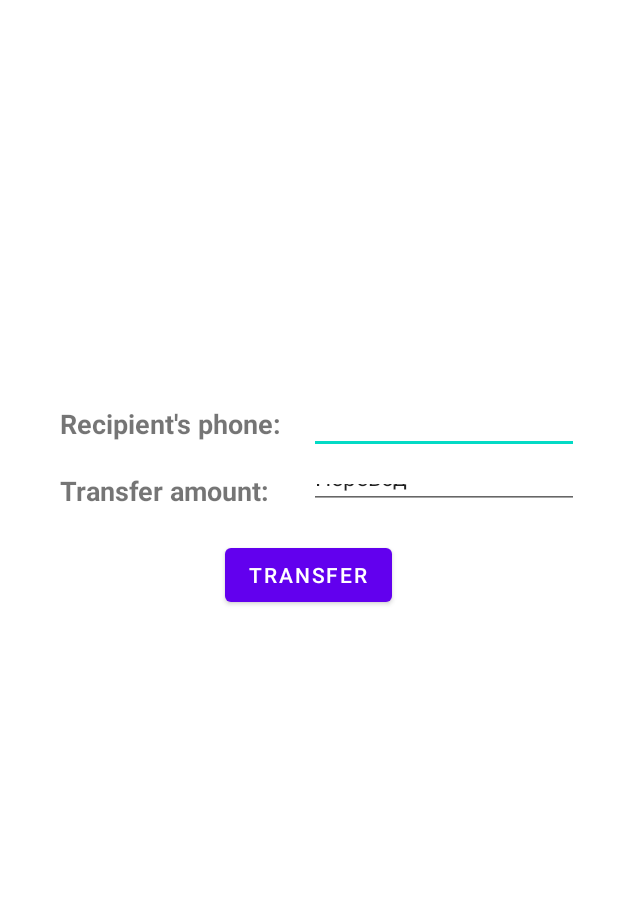
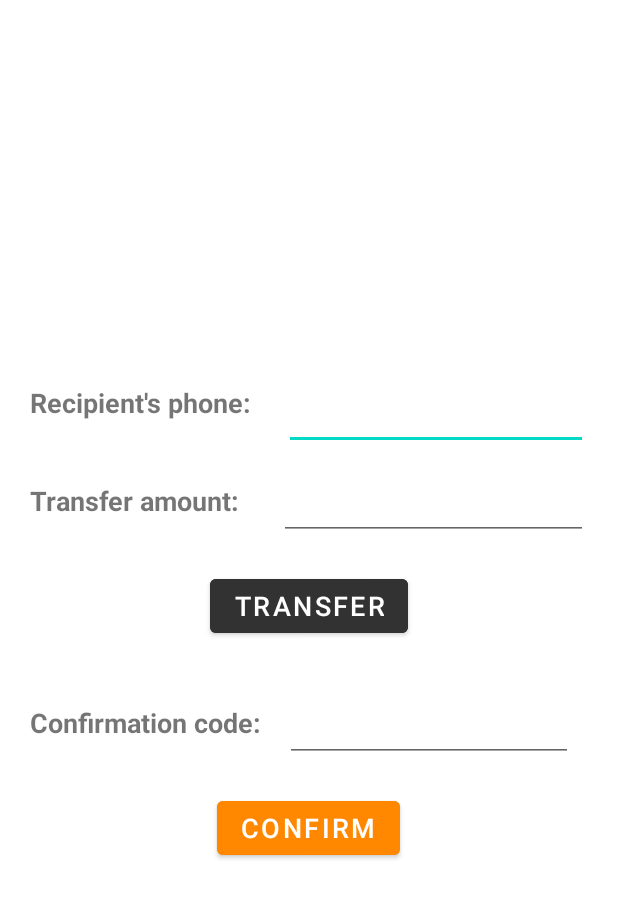
Before and after one commit to LazarevVI/PhotoPay, an Android app: the SendMessage screen opened directly, with no data from a screen before it, after a tap on "TRANSFER", on a phone screen of 412 x 824 dp. Shown: the top 898 px of the screen. Run offline under Robolectric (Android 15) with nearby library versions, the phone set to English and light mode, and no system bars; 4 statements that could not run were skipped.

Commit message:
PhotoPay v1.0

```diff
--- a/app/build.gradle
+++ b/app/build.gradle
@@ -37,6 +37,10 @@ dependencies {
     // Add the dependencies for the ML Kit Android libraries
     implementation 'com.google.android.gms:play-services-mlkit-text-recognition:18.0.2'
 
+    // Recieve and read messages
+    implementation 'com.google.android.gms:play-services-auth:19.0.0'
+    implementation 'com.google.android.gms:play-services-auth-api-phone:17.5.0'
+
     implementation 'androidx.core:core-ktx:1.9.0'
     implementation 'androidx.appcompat:appcompat:1.5.1'
     implementation 'com.google.android.material:material:1.7.0'
--- a/app/src/main/AndroidManifest.xml
+++ b/app/src/main/AndroidManifest.xml
@@ -6,6 +6,8 @@
     <uses-permission android:name="android.permission.WRITE_EXTERNAL_STORAGE" />
     <uses-permission android:name="android.permission.CAMERA" />
     <uses-permission android:name="android.permission.SEND_SMS" />
+    <uses-permission android:name="android.permission.READ_SMS" />
+    <uses-permission android:name="android.permission.RECEIVE_SMS" />
 
     <application
         android:allowBackup="true"
@@ -17,12 +19,15 @@
         android:supportsRtl="true"
         android:theme="@style/Theme.PhotoPay"
         tools:targetApi="33">
+
+
         <activity
             android:name=".SendMessage"
             android:exported="false">
             <meta-data
                 android:name="android.app.lib_name"
                 android:value="" />
+
         </activity>
         <activity
             android:name=".MainActivity"
--- a/app/src/main/java/com/example/photopay/MainActivity.kt
+++ b/app/src/main/java/com/example/photopay/MainActivity.kt
@@ -111,7 +111,7 @@ class MainActivity : AppCompatActivity() {
         }
     }
 
-    private fun showInputImageDialog() {
+    private fun     showInputImageDialog() {
         val popupMenu = PopupMenu(this, inputImageBtn)
 
         popupMenu.menu.add(Menu.NONE, 1, 1, "Camera")
--- a/app/src/main/java/com/example/photopay/SendMessage.kt
+++ b/app/src/main/java/com/example/photopay/SendMessage.kt
@@ -1,50 +1,97 @@
 package com.example.photopay
 
+import android.R.attr
+import android.app.ProgressDialog
+import android.content.Intent
+import android.content.IntentFilter
 import android.content.pm.PackageManager
-import android.os.Build
-import androidx.appcompat.app.AppCompatActivity
 import android.os.Bundle
 import android.telephony.SmsManager
 import android.util.Log
 import android.widget.Button
 import android.widget.EditText
-import android.widget.ImageView
+import android.widget.TextView
 import android.widget.Toast
+import androidx.appcompat.app.AppCompatActivity
 import androidx.core.app.ActivityCompat
 import androidx.core.content.ContextCompat
-import com.google.android.material.button.MaterialButton
+import com.google.android.gms.auth.api.credentials.Credential
+import com.google.android.gms.auth.api.phone.SmsRetriever
+import java.util.regex.Pattern
+
 
 class SendMessage : AppCompatActivity() {
+    private val REQ_USER_CONSENT = 200
+    var smsBroadcastReceiver:SmsBroadcastReceiver? = null
+    var etOtp:EditText? = null
 
     private lateinit var etPhone: EditText
     private lateinit var etAmount: EditText
     private lateinit var transferBtn: Button
+    private lateinit var confirmBtn: Button
 
-    private lateinit var smsPermissions: Array<String>
+    private lateinit var smsSendPermissions: Array<String>
+    private lateinit var progressDialog: ProgressDialog
 
     private companion object{
-        private const val SMS_REQUEST_CODE = 100
+        private const val SMS_REQUEST_CODE = 111
     }
 
     override fun onCreate(savedInstanceState: Bundle?) {
+
+        var sMessage:String = ""
+
         super.onCreate(savedInstanceState)
         setContentView(R.layout.activity_send_message)
 
-        var phoneNum:String? = intent.getStringExtra("PhoneNum")
+        etOtp = findViewById(R.id.etOtp)
 
-        smsPermissions = arrayOf(android.Manifest.permission.SEND_SMS)
+        startSmartUserConsent()
+
+        var phoneNum:String? = intent.getStringExtra("PhoneNum")!!.trim()
+
+        if (phoneNum != null) {
+            if (phoneNum.length == 11){
+                phoneNum = phoneNum.substring(1)
+            }
+
+                smsSendPermissions = arrayOf(android.Manifest.permission.SEND_SMS, android.Manifest.permission.READ_SMS, android.Manifest.permission.RECEIVE_SMS)
+        }
 
         etPhone = findViewById(R.id.recipientPhone)
         etPhone.setText(phoneNum)
 
         etAmount = findViewById(R.id.transferAmount)
         transferBtn = findViewById(R.id.transferBtn)
+        confirmBtn = findViewById(R.id.confirmBtn)
+
+        progressDialog = ProgressDialog(this)
+        progressDialog.setTitle("Please wait")
+        progressDialog.setCanceledOnTouchOutside(false)
+
+        confirmBtn.setOnClickListener{
+            sMessage = etOtp!!.text.toString()
+                  sendMessage(sMessage)
+        }
 
         transferBtn.setOnClickListener{
             Log.d("usersms", "Button clicked")
+
             if (checkSMSPermissions()){
                 Log.d("usersms", "Checked permissions")
-                sendMessage()
+                val sPhone = etPhone.text.toString().trim()
+                val sAmount = etAmount.text.toString().trim()
+                Log.d("samount", sAmount.isEmpty().toString())
+                if (sPhone.isNotEmpty() && sAmount.isNotEmpty()){
+                    sMessage = "Перевод " + sPhone + " " + sAmount
+                    sendMessage(sMessage)
+                }
+                else {
+                    Toast.makeText(applicationContext, "Please enter all data...", Toast.LENGTH_LONG)
+                        .show()
+                }
+
+
             }
             else{
                 requestSMSPermissions()
@@ -52,40 +99,87 @@ class SendMessage : AppCompatActivity() {
         }
     }
 
-    private fun sendMessage() {
+    private fun startSmartUserConsent() {
+        val client = SmsRetriever.getClient(this)
+        client.startSmsUserConsent(null)
+    }
 
-        val sPhone = etPhone.text.toString().trim()
-        val sAmount = etAmount.text.toString().trim()
-        val sMessage = "Перевод " + sPhone + " " + sAmount
-        etAmount.setText(sMessage)
+    override fun onActivityResult(requestCode: Int, resultCode: Int, data: Intent?) {
+        super.onActivityResult(requestCode, resultCode, data)
+        if (requestCode == REQ_USER_CONSENT){
+            if (resultCode == RESULT_OK && data != null){
+                val phoneNum = data.data.toString()
+                Log.d("EXTRA_STATUS", phoneNum)
+                val message = data.getStringExtra(SmsRetriever.EXTRA_SMS_MESSAGE)
+                getOtpFromMessage(message)
+            }
+        }
+    }
+
+    private fun getOtpFromMessage(message: String?) {
+        val otpPattern = Pattern.compile("(|^)\\d{5}")
+        val matcher = otpPattern.matcher(message)
+        if (matcher.find()){
+            etOtp!!.setText(matcher.group(0))
+        }
+    }
+
+    private fun registerBroadcastReceiver(){
+        smsBroadcastReceiver = SmsBroadcastReceiver()
+        smsBroadcastReceiver!!.smsBroadcastReceiverListener = object: SmsBroadcastReceiver.SmsBroadcastRecieverListener{
+            override fun onSuccess(intent: Intent?){
+               startActivityForResult(intent,REQ_USER_CONSENT)
+            }
+
+            override fun onFailure() {
+                //  showToast("BroadCastReciever Failure")
+            }
+        }
+
+        val intentFilter = IntentFilter(SmsRetriever.SMS_RETRIEVED_ACTION)
+        registerReceiver(smsBroadcastReceiver, intentFilter)
+
+    }
+
+    override fun onStart(){
+        super.onStart()
+        registerBroadcastReceiver()
+    }
+
+    override fun onStop(){
+        super.onStop()
+        unregisterReceiver(smsBroadcastReceiver)
+    }
+
+    private fun sendMessage(sMessage:String) {
         try {
             val smsManager:SmsManager
-            if (Build.VERSION.SDK_INT>=23) {
-                smsManager = this.getSystemService(SmsManager::class.java)
-            }
-            else{
-                smsManager = SmsManager.getDefault()
-            }
 
+            smsManager = SmsManager.getDefault()
             smsManager.sendTextMessage("900", null, sMessage, null, null)
 
             Toast.makeText(applicationContext, "Message sent", Toast.LENGTH_LONG).show()
 
+
         } catch (e: Exception) {
 
-            Toast.makeText(applicationContext, "Please enter all the data.."+e.message.toString(), Toast.LENGTH_LONG)
+            Toast.makeText(applicationContext, "Exception: "
+                    + e.message.toString(), Toast.LENGTH_LONG)
                 .show()
         }
-
     }
 
     private fun checkSMSPermissions():Boolean{
-        val smsResult = ContextCompat.checkSelfPermission(this, android.Manifest.permission.SEND_SMS) == PackageManager.PERMISSION_GRANTED
-        return smsResult
+        val smsSendResult = ContextCompat.checkSelfPermission(this, android.Manifest.permission.SEND_SMS) == PackageManager.PERMISSION_GRANTED
+        val smsReadResult = ContextCompat.checkSelfPermission(this, android.Manifest.permission.READ_SMS) == PackageManager.PERMISSION_GRANTED
+        val smsRecieveResult = ContextCompat.checkSelfPermission(this, android.Manifest.permission.RECEIVE_SMS) == PackageManager.PERMISSION_GRANTED
+
+        return smsSendResult && smsReadResult && smsRecieveResult
     }
 
-    private fun requestSMSPermissions(){
-        ActivityCompat.requestPermissions(this, smsPermissions,
+    private fun requestSMSPermissions() {
+        ActivityCompat.requestPermissions(
+            this, smsSendPermissions,
             SendMessage.SMS_REQUEST_CODE
         )
     }
@@ -98,16 +192,29 @@ class SendMessage : AppCompatActivity() {
         super.onRequestPermissionsResult(requestCode, permissions, grantResults)
         when (requestCode){
             SendMessage.SMS_REQUEST_CODE -> {
-                Log.d("usersms", "Checking permissions")
+                Log.d("usersms", "Checking permissions 2")
                 if (grantResults.isNotEmpty()){
 
-                    val smsAccepted = grantResults[0] == PackageManager.PERMISSION_GRANTED
+                    val smsSendAccepted = grantResults[0] == PackageManager.PERMISSION_GRANTED
+                    val smsReadAccepted = grantResults[1] == PackageManager.PERMISSION_GRANTED
+                    val smsRecieveAccepted = grantResults[2] == PackageManager.PERMISSION_GRANTED
 
-                    if (smsAccepted) {
-                        sendMessage()
+                    if (smsSendAccepted && smsReadAccepted && smsRecieveAccepted) {
+                        var sMessage:String = ""
+                        val sPhone = etPhone.text.toString().trim()
+                        val sAmount = etAmount.text.toString().trim()
+                        if (sPhone.isNotEmpty() and sAmount.isNotEmpty()){
+                            sMessage = "Перевод " + sPhone + " " + sAmount
+                            sendMessage(sMessage)
+                        }
+                        else {
+                            Toast.makeText(applicationContext, "Please enter all data..", Toast.LENGTH_LONG)
+                                .show()
+                        }
+
                     }
                     else{
-                        showToast("SMS permissions requiered")
+                        showToast("SMS send and read permissions requiered")
                     }
                 }
             }
--- a/app/src/main/res/layout/activity_main.xml
+++ b/app/src/main/res/layout/activity_main.xml
@@ -42,6 +42,7 @@
                     android:layout_width="match_parent"
                     android:layout_height="wrap_content"
                     android:layout_marginTop="10dp"
+                    android:textAlignment="center"
                     tools:ignore="LabelFor,TextFields,SpeakableTextPresentCheck" />
 
             </LinearLayout>
--- a/app/src/main/res/layout/activity_send_message.xml
+++ b/app/src/main/res/layout/activity_send_message.xml
@@ -9,16 +9,15 @@
     android:padding="20dp">
 
     <LinearLayout
-        android:paddingTop="250dp"
+        android:paddingTop="220dp"
         android:layout_width="match_parent"
         android:layout_height="wrap_content"
-        android:orientation="horizontal">
+        android:orientation="vertical">
 
-        <LinearLayout
+       <LinearLayout
             android:layout_width="match_parent"
-            android:layout_height="wrap_content"
-            android:orientation="vertical"
-            android:paddingStart="20dp"
+            android:layout_height="match_parent"
+            android:orientation="horizontal"
             android:layout_weight="1">
 
             <TextView
@@ -30,6 +29,27 @@
                 android:layout_weight="1"
                 android:text="@string/recipient_phone"/>
 
+            <EditText
+                android:id="@+id/recipientPhone"
+                android:layout_width="wrap_content"
+                android:layout_height="wrap_content"
+                android:layout_weight="1"
+                android:ems="10"
+                android:textSize="15sp"
+                android:inputType="phone"
+                android:minHeight="60dp"
+                android:textAlignment="center"
+                tools:ignore="SpeakableTextPresentCheck,TouchTargetSizeCheck" />
+
+
+        </LinearLayout>
+
+        <LinearLayout
+            android:layout_width="match_parent"
+            android:layout_height="wrap_content"
+            android:orientation="horizontal"
+            android:layout_weight="1">
+
             <TextView
                 android:id="@+id/textView"
                 android:layout_weight="1"
@@ -40,25 +60,6 @@
                 android:textSize="18sp"
                 android:textStyle="bold"/>
 
-        </LinearLayout>
-
-        <LinearLayout
-            android:layout_width="match_parent"
-            android:layout_height="match_parent"
-            android:orientation="vertical"
-            android:layout_weight="1">
-
-            <EditText
-                android:id="@+id/recipientPhone"
-                android:layout_width="wrap_content"
-                android:layout_height="wrap_content"
-                android:layout_weight="1"
-                android:ems="10"
-                android:textSize="15sp"
-                android:inputType="phone"
-                android:minHeight="48dp"
-                tools:ignore="SpeakableTextPresentCheck,TouchTargetSizeCheck" />
-
             <EditText
                 android:id="@+id/transferAmount"
                 android:layout_width="wrap_content"
@@ -67,23 +68,75 @@
                 android:ems="10"
                 android:textSize="15sp"
                 android:inputType="number"
-                android:minHeight="48dp"
+                android:minHeight="60dp"
                 android:paddingTop="20dp"
+                android:textAlignment="center"
                 tools:ignore="TouchTargetSizeCheck,TouchTargetSizeCheck,TouchTargetSizeCheck,SpeakableTextPresentCheck" />
+
         </LinearLayout>
+    </LinearLayout>
+
+    <RelativeLayout
+        android:layout_width="match_parent"
+        android:layout_height="wrap_content"
+        android:paddingTop="20dp">
+
+        <Button
+            android:id="@+id/transferBtn"
+            android:layout_width="wrap_content"
+            android:layout_height="wrap_content"
+            android:textSize="18sp"
+            android:layout_centerHorizontal="true"
+            android:backgroundTint="@android:color/secondary_text_light"
+            android:text="@string/transfer" />
+
+    </RelativeLayout>
+
+    <LinearLayout
+        android:layout_width="match_parent"
+        android:layout_height="wrap_content"
+        android:paddingTop="20dp">
+
+        <TextView
+            android:id="@+id/confirmTV"
+            android:layout_weight="1"
+            android:layout_width="wrap_content"
+            android:layout_height="wrap_content"
+            android:text="Confirmation code: "
+            android:paddingTop="20dp"
+            android:textSize="18sp"
+            android:textStyle="bold"/>
+
+        <EditText
+            android:id="@+id/etOtp"
+            android:layout_width="wrap_content"
+            android:layout_height="wrap_content"
+            android:layout_weight="1"
+            android:ems="10"
+            android:layout_marginEnd="10dp"
+            android:textSize="15sp"
+            android:inputType="number"
+            android:minHeight="60dp"
+            android:textAlignment="center"
+            android:paddingTop="20dp"
+            tools:ignore="TouchTargetSizeCheck,TouchTargetSizeCheck,TouchTargetSizeCheck,SpeakableTextPresentCheck" />
 
     </LinearLayout>
 
     <RelativeLayout
         android:layout_width="match_parent"
-        android:layout_height="match_parent"
+        android:layout_height="wrap_content"
         android:paddingTop="20dp">
+
         <Button
-            android:id="@+id/transferBtn"
+            android:id="@+id/confirmBtn"
             android:layout_width="wrap_content"
             android:layout_height="wrap_content"
-            android:text="@string/transfer"
-            android:layout_centerHorizontal="true"/>
+            android:textSize="18sp"
+            android:layout_centerHorizontal="true"
+            android:backgroundTint="@android:color/holo_orange_dark"
+            android:text="@string/confirm" />
+
     </RelativeLayout>
 
 </LinearLayout>
--- a/app/src/main/res/values/strings.xml
+++ b/app/src/main/res/values/strings.xml
@@ -7,4 +7,5 @@
     <string name="transfer">Transfer</string>
     <string name="transfer_amount">Transfer amount:</string>
     <string name="transfer_money">Transfer money</string>
+    <string name="confirm">Confirm</string>
 </resources>
```
